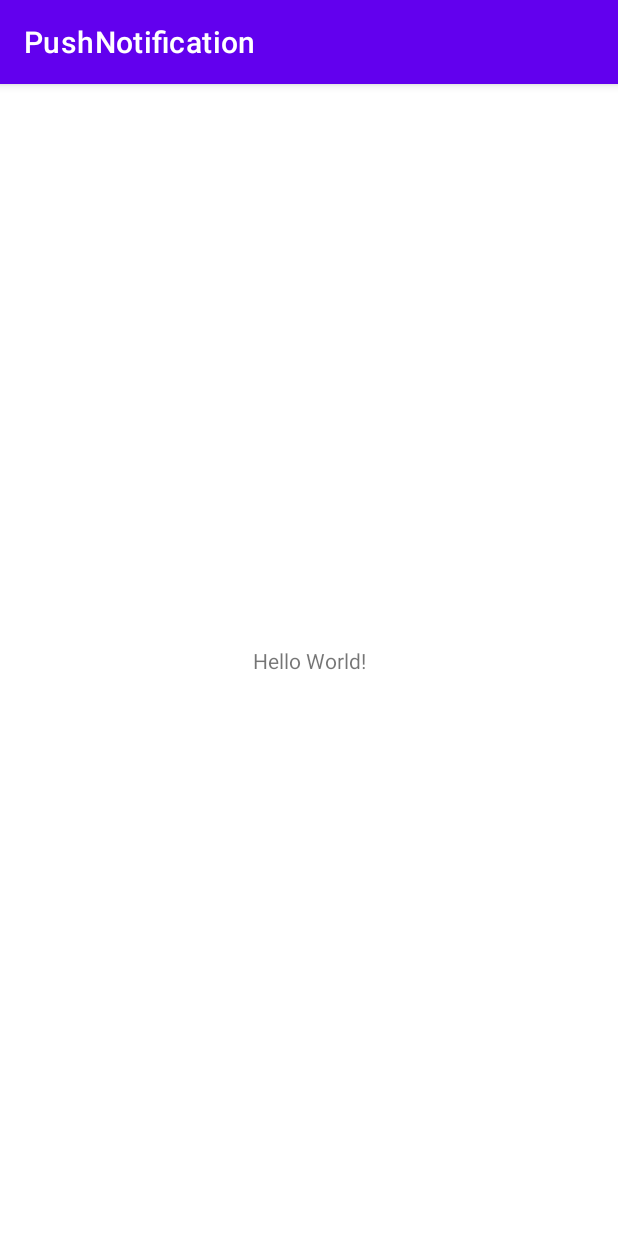
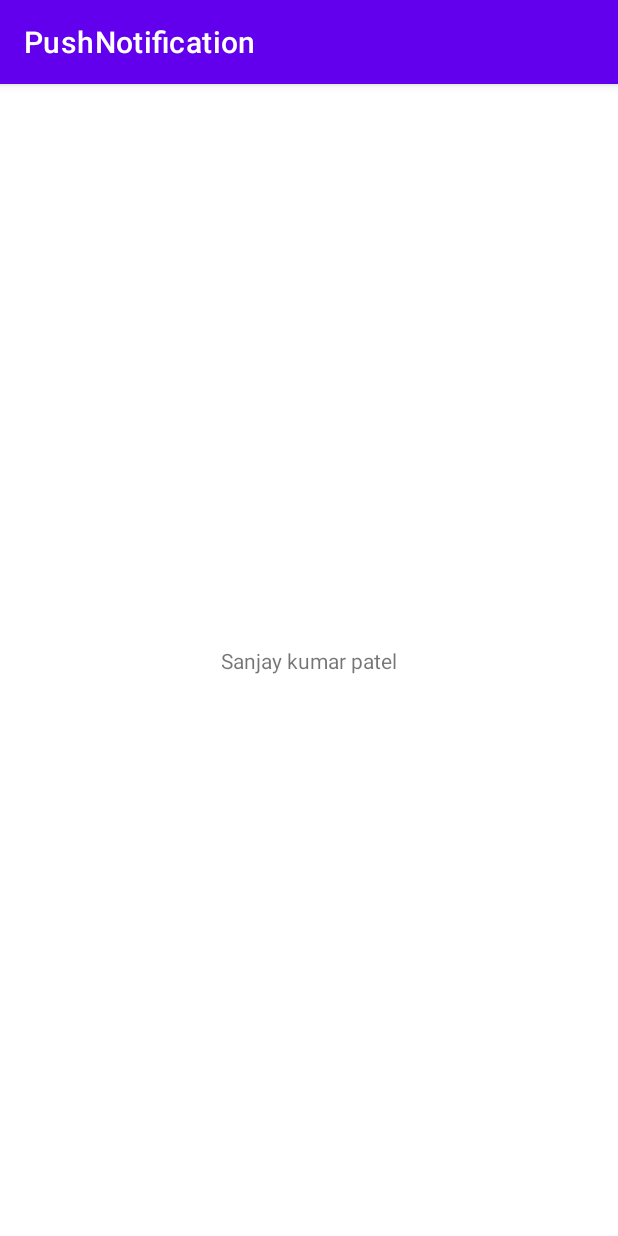
Before and after one commit to 95sanjaykumarpatel/FirebasePushNotification, an Android app: the screen it shows after launch (MainActivity), on a phone screen of 412 x 824 dp. Run offline under Robolectric (Android 15) with nearby library versions, the phone set to English and light mode, and no system bars.

Commit message:
second Update

```diff
--- a/app/src/main/java/com/info/pushnotification/MainActivity.java
+++ b/app/src/main/java/com/info/pushnotification/MainActivity.java
@@ -35,7 +35,7 @@ public class MainActivity extends AppCompatActivity {
                 if (!task.isSuccessful()){
                     msg = "Failed";
                 }
-                Toast.makeText(MainActivity.this, msg, Toast.LENGTH_SHORT).show();
+                Toast.makeText(MainActivity.this,"sanjay  "+ msg, Toast.LENGTH_SHORT).show();
             }
         });
     }
--- a/app/src/main/res/layout/activity_main.xml
+++ b/app/src/main/res/layout/activity_main.xml
@@ -9,7 +9,7 @@
     <TextView
         android:layout_width="wrap_content"
         android:layout_height="wrap_content"
-        android:text="Hello World!"
+        android:text="Sanjay kumar patel"
         app:layout_constraintBottom_toBottomOf="parent"
         app:layout_constraintLeft_toLeftOf="parent"
         app:layout_constraintRight_toRightOf="parent"
```
